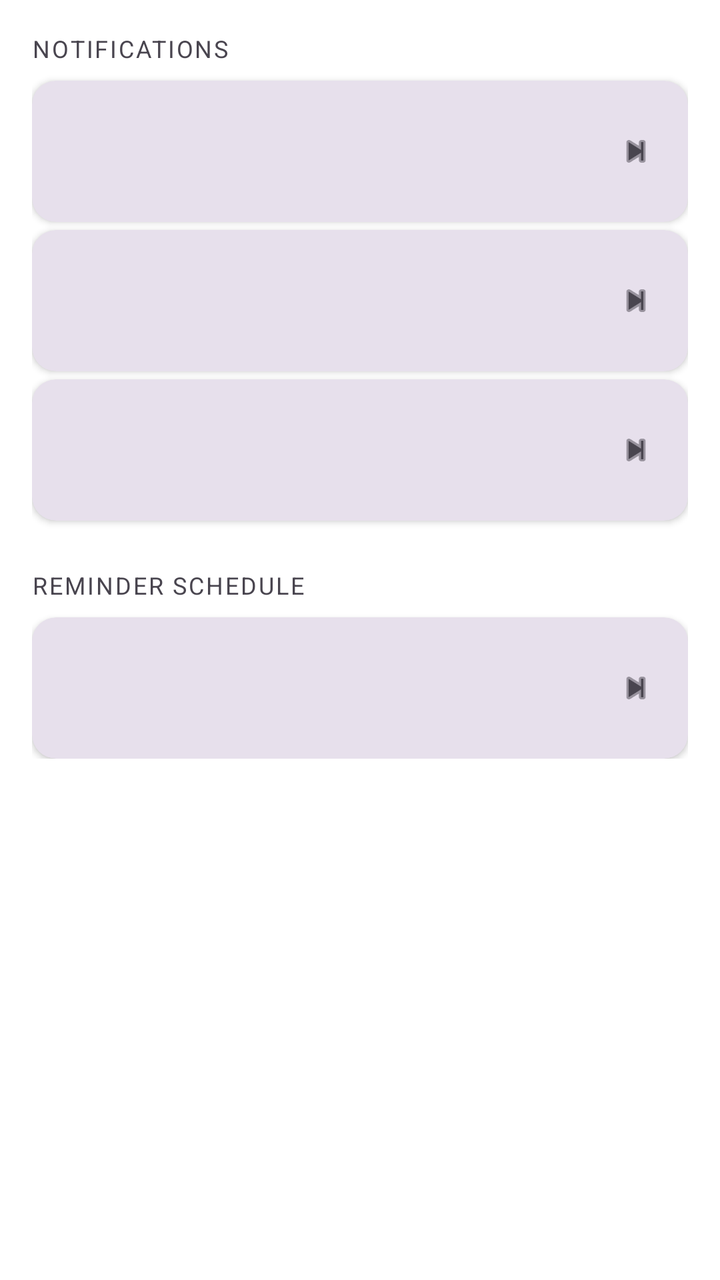
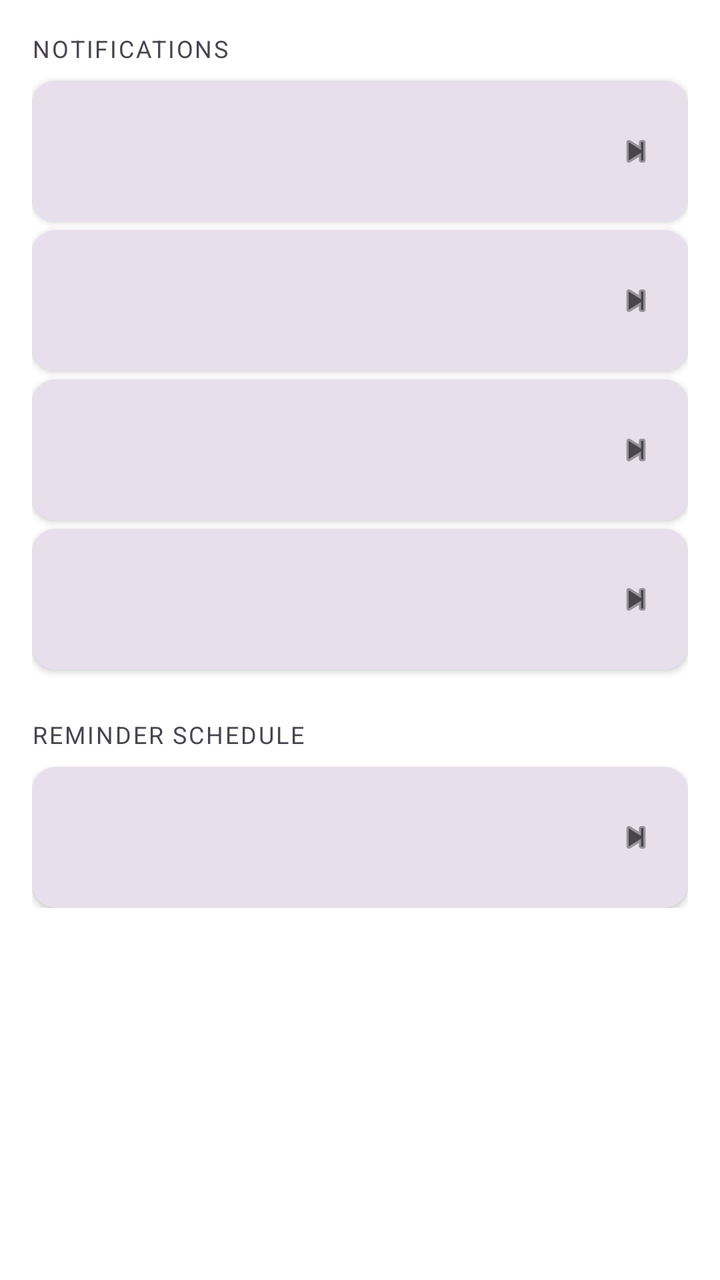

An Android layout rendered at two revisions. The XML below is the earlier revision; the diff shows what the commit changed to produce the second picture.
<!-- AndroidManifest.xml: application theme Theme.WaterReminder -->
<!-- res/layout/fragment_notifications.xml -->
<?xml version="1.0" encoding="utf-8"?>
<androidx.constraintlayout.widget.ConstraintLayout xmlns:android="http://schemas.android.com/apk/res/android"
    xmlns:app="http://schemas.android.com/apk/res-auto"
    android:layout_width="match_parent"
    android:layout_height="match_parent"
    android:background="?attr/pageBackground">

    <androidx.core.widget.NestedScrollView
        android:layout_width="0dp"
        android:layout_height="0dp"
        app:layout_constraintTop_toTopOf="parent"
        app:layout_constraintBottom_toTopOf="@id/text_app_version"
        app:layout_constraintStart_toStartOf="parent"
        app:layout_constraintEnd_toEndOf="parent">

        <LinearLayout
            android:layout_width="match_parent"
            android:layout_height="wrap_content"
            android:orientation="vertical"
            android:padding="16dp">

            <TextView
                android:layout_width="match_parent"
                android:layout_height="wrap_content"
                android:layout_marginBottom="8dp"
                android:text="@string/settings_section_notifications"
                android:textColor="?attr/colorOnSurfaceVariant"
                android:textSize="12sp"
                android:textAllCaps="true"
                android:letterSpacing="0.08" />

            <include
                android:id="@+id/row_enable_notifications"
                layout="@layout/item_settings_row"
                android:layout_width="match_parent"
                android:layout_height="wrap_content"
                android:layout_marginBottom="4dp" />

            <include
                android:id="@+id/row_show_after_goal"
                layout="@layout/item_settings_row"
                android:layout_width="match_parent"
                android:layout_height="wrap_content"
                android:layout_marginBottom="4dp" />

            <include
                android:id="@+id/row_quick_log_actions"
                layout="@layout/item_settings_row"
                android:layout_width="match_parent"
                android:layout_height="wrap_content" />

            
            <TextView
                android:layout_width="match_parent"
                android:layout_height="wrap_content"
                android:layout_marginTop="24dp"
                android:layout_marginBottom="8dp"
                android:text="@string/settings_section_reminder_schedule"
                android:textColor="?attr/colorOnSurfaceVariant"
                android:textSize="12sp"
                android:textAllCaps="true"
                android:letterSpacing="0.08" />

            <include
                android:id="@+id/row_reminder_window"
                layout="@layout/item_settings_row"
                android:layout_width="match_parent"
                android:layout_height="wrap_content" />

        </LinearLayout>

    </androidx.core.widget.NestedScrollView>

    <TextView
        android:id="@+id/text_app_version"
        android:layout_width="wrap_content"
        android:layout_height="wrap_content"
        android:layout_margin="16dp"
        android:textColor="?attr/colorOnSurfaceVariant"
        android:textSize="12sp"
        app:layout_constraintBottom_toBottomOf="parent"
        app:layout_constraintStart_toStartOf="parent" />

</androidx.constraintlayout.widget.ConstraintLayout>
<!-- res/layout/item_settings_row.xml (included above) -->
<?xml version="1.0" encoding="utf-8"?>
<androidx.cardview.widget.CardView xmlns:android="http://schemas.android.com/apk/res/android"
    xmlns:app="http://schemas.android.com/apk/res-auto"
    android:layout_width="match_parent"
    android:layout_height="wrap_content"
    app:cardCornerRadius="12dp"
    app:cardElevation="2dp"
    app:cardBackgroundColor="?attr/colorSurfaceVariant">

    <LinearLayout
        android:id="@+id/row_container"
        android:layout_width="match_parent"
        android:layout_height="wrap_content"
        android:orientation="horizontal"
        android:gravity="center_vertical"
        android:padding="16dp"
        android:background="?attr/selectableItemBackground"
        android:clickable="true"
        android:focusable="true">

        <ImageView
            android:id="@+id/row_icon"
            android:layout_width="24dp"
            android:layout_height="24dp"
            android:layout_marginEnd="16dp"
            android:tint="@color/brand_blue"
            android:importantForAccessibility="no" />

        <LinearLayout
            android:layout_width="0dp"
            android:layout_height="wrap_content"
            android:layout_weight="1"
            android:orientation="vertical">

            <TextView
                android:id="@+id/row_title"
                android:layout_width="wrap_content"
                android:layout_height="wrap_content"
                android:textColor="?attr/colorOnSurface"
                android:textSize="15sp" />

            <TextView
                android:id="@+id/row_subtitle"
                android:layout_width="wrap_content"
                android:layout_height="wrap_content"
                android:layout_marginTop="2dp"
                android:textColor="?attr/colorOnSurfaceVariant"
                android:textSize="12sp" />

        </LinearLayout>

        
        <com.google.android.material.switchmaterial.SwitchMaterial
            android:id="@+id/row_switch"
            android:layout_width="wrap_content"
            android:layout_height="wrap_content"
            android:layout_marginStart="8dp"
            android:clickable="false"
            android:focusable="false"
            android:visibility="gone" />

        <ImageView
            android:id="@+id/row_chevron"
            android:layout_width="20dp"
            android:layout_height="20dp"
            android:src="@android:drawable/ic_media_next"
            android:tint="?attr/colorOnSurfaceVariant"
            android:importantForAccessibility="no" />

    </LinearLayout>

</androidx.cardview.widget.CardView>
<!-- resources referenced by this layout -->
<resources>
  <color name="brand_blue">#2196F3</color>
  <string name="settings_section_notifications">Notifications</string>
  <string name="settings_section_reminder_schedule">Reminder schedule</string>
  <style name="Theme.WaterReminder" parent="Base.Theme.WaterReminder" />
  <style name="Base.Theme.WaterReminder" parent="Theme.Material3.DayNight.NoActionBar">
          <item name="pageBackground">@color/page_background</item>
          <item name="toolbarBackground">@color/toolbar_background</item>
          <item name="iconBackdrop">@color/icon_backdrop_blue</item>
          <item name="quickAddBackground">@color/brand_blue</item>
          <item name="quickAddForeground">@color/white</item>
          <item name="quickRemoveBackground">@color/quick_remove_bg</item>
          <item name="quickRemoveForeground">@color/brand_blue</item>
      </style>
  <color name="page_background">#FFFFFF</color>
  <color name="toolbar_background">#1A2535</color>
  <color name="icon_backdrop_blue">#E3F2FD</color>
  <color name="white">#FFFFFFFF</color>
  <color name="quick_remove_bg">#E3F2FD</color>
</resources>

<!-- the commit's change to res/layout/fragment_notifications.xml (unified diff, before → after) -->
@@ -38,6 +38,13 @@
 
             <include
                 android:id="@+id/row_show_after_goal"
+                layout="@layout/item_settings_row"
+                android:layout_width="match_parent"
+                android:layout_height="wrap_content"
+                android:layout_marginBottom="4dp" />
+
+            <include
+                android:id="@+id/row_idle_reminder"
                 layout="@layout/item_settings_row"
                 android:layout_width="match_parent"
                 android:layout_height="wrap_content"
